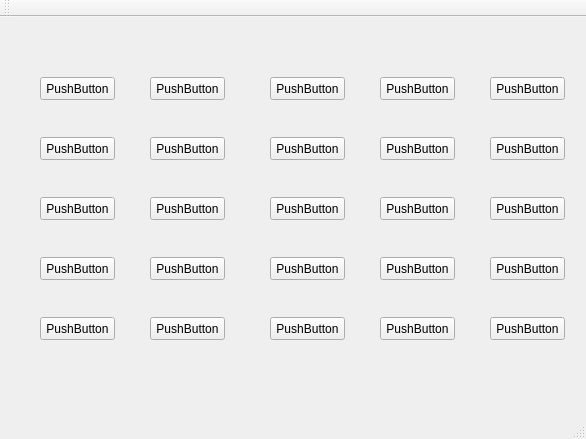
Qt form Wrack-A-Pokemon/widget.ui (chxzhangxox/Pic10C-FinalProject) before a commit.
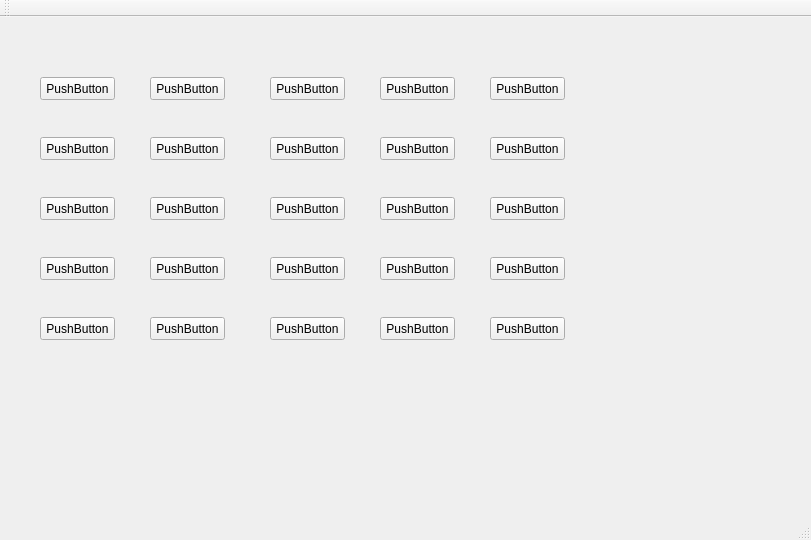
The same form after that commit.

```diff
--- a/Wrack-A-Pokemon/widget.ui
+++ b/Wrack-A-Pokemon/widget.ui
@@ -6,8 +6,8 @@
    <rect>
     <x>0</x>
     <y>0</y>
-    <width>586</width>
-    <height>439</height>
+    <width>811</width>
+    <height>540</height>
    </rect>
   </property>
   <property name="windowTitle">
```
Left out of the diff: 2 changed lines with no effect on the pictures.
